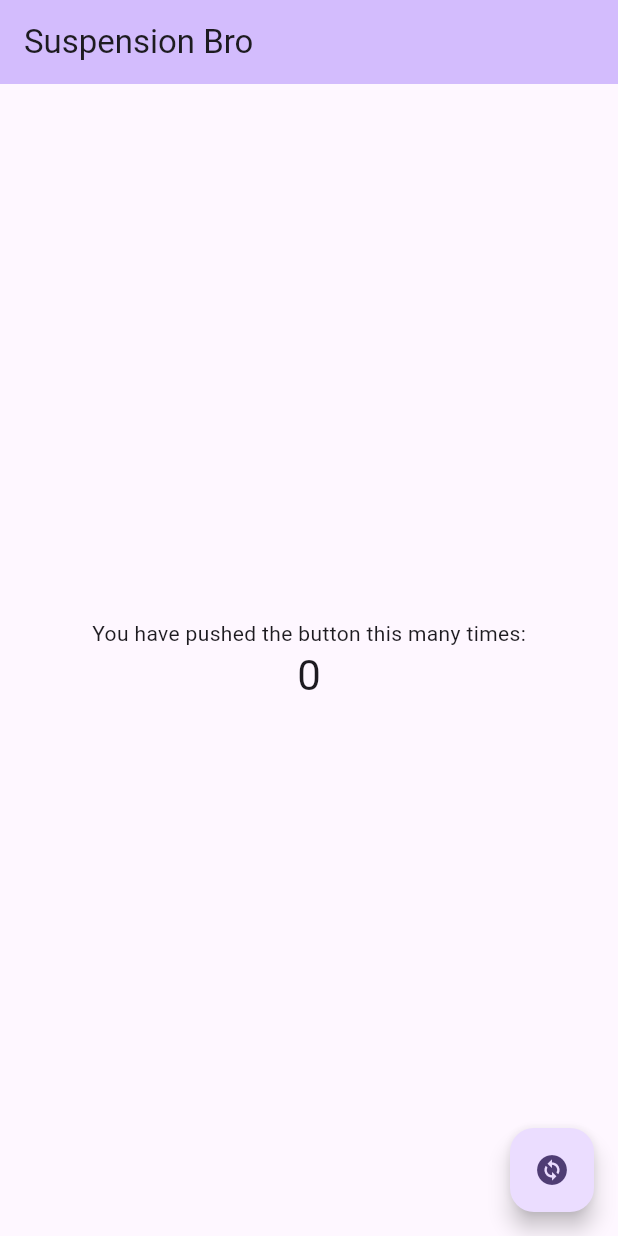
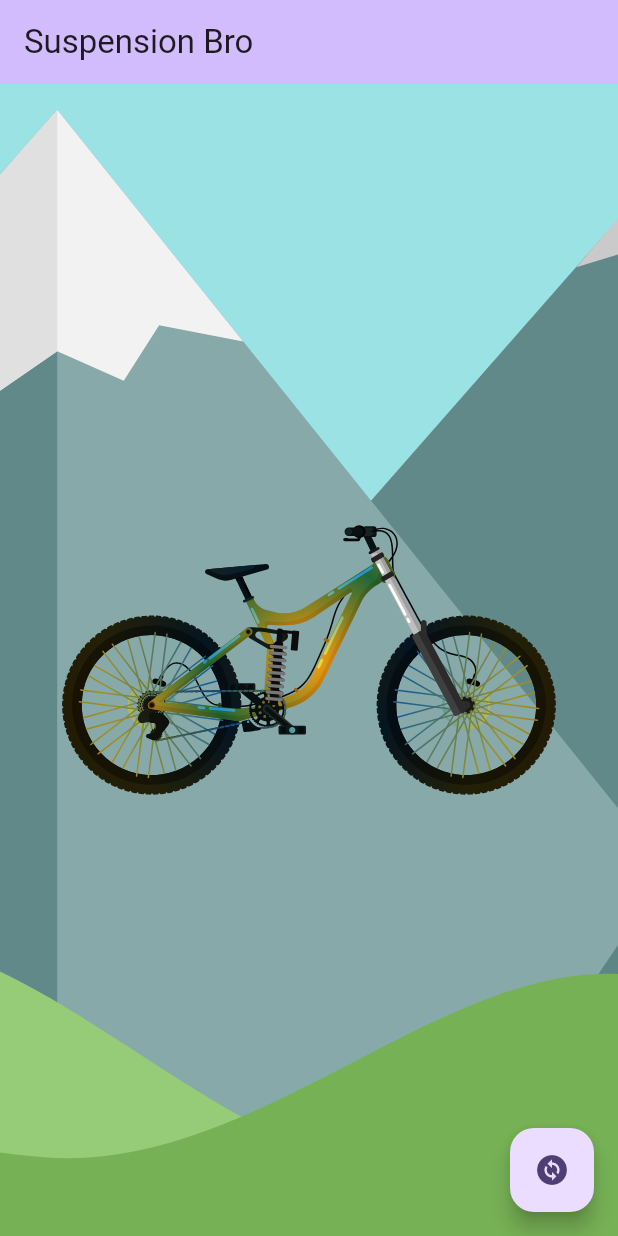
Before and after one commit to TigranOg/susp.bro.v2, a Flutter app: the screen it shows after launch, on a phone screen of 412 x 824 dp. Run offline on Flutter 3.47's test engine with Material 3 defaults, Android fonts, the phone set to English and light mode, and no system bars; our stand-ins replace flutter_bloc, flutter_svg.

Commit message:
added svg assets, main screen getting populate

```diff
--- a/lib/features/main_page/presentation/main_page_screen.dart
+++ b/lib/features/main_page/presentation/main_page_screen.dart
@@ -1,43 +1,69 @@
 import 'package:flutter/material.dart';
+import 'package:flutter_svg/flutter_svg.dart';
 import 'package:provider/provider.dart';
 import 'package:suspension_bro/ui_kit/theme_provider.dart';
 
+import 'widget/svg_bike_widget.dart';
+
 class MainPageScreen extends StatefulWidget {
-  const MainPageScreen({super.key});
+  final bool isPhone;
+
+  const MainPageScreen({required this.isPhone, super.key});
 
   @override
   State<MainPageScreen> createState() => _MainPageScreenState();
 }
 
-class _MainPageScreenState extends State<MainPageScreen> {
-  final int _counter = 0;
+class _MainPageScreenState extends State<MainPageScreen> with TickerProviderStateMixin {
+  late AnimationController _forkAnimationController, _shockAnimationController;
+  final Tween<double> _suspensionTween = Tween(begin: 1.2, end: 1);
+  final bool _showForkSetup = false;
+  final bool _showShockSetup = false;
 
-  void _changeTheme() {
-    final isBright = Theme.of(context).brightness == Brightness.light;
-    context.read<ThemeProvider>().changeTheme(isBright);
+  @override
+  void initState() {
+    super.initState();
+    _forkAnimationController = AnimationController(
+        duration: const Duration(milliseconds: 500), vsync: this);
+    _forkAnimationController.repeat(reverse: true);
+    _forkAnimationController.addStatusListener((status) {
+      if (AnimationStatus.reverse == status) {
+        if (!_showForkSetup) _forkAnimationController.reset();
+      }
+    });
+
+    _shockAnimationController = AnimationController(
+        duration: const Duration(milliseconds: 500), vsync: this);
+    _shockAnimationController.addStatusListener((status) {
+      if (AnimationStatus.reverse == status) {
+        if (!_showShockSetup) _shockAnimationController.reset();
+      }
+    });
   }
 
   @override
   Widget build(BuildContext context) {
-
     return Scaffold(
       appBar: AppBar(
         backgroundColor: Theme.of(context).colorScheme.inversePrimary,
-        title: Text("Suspension Bro"),
+        title: const Text("Suspension Bro"),
       ),
-      body: Center(
-        child: Column(
-          mainAxisAlignment: MainAxisAlignment.center,
-          children: <Widget>[
-            const Text(
-              'You have pushed the button this many times:',
+      body: Stack(
+        children: [
+          SvgPicture.asset(
+            'assets/svg/background_mountains.svg',
+            height: double.infinity,
+            width: double.infinity,
+            fit: BoxFit.cover,
+          ),
+          Align(
+            alignment: widget.isPhone ? Alignment.center : Alignment.centerLeft,
+            child: SvgBikeWidget(
+              forkAnimation: _getForkAnimation(),
+              shockAnimation: _getShockAnimation(),
             ),
-            Text(
-              '$_counter',
-              style: Theme.of(context).textTheme.headlineMedium,
-            ),
-          ],
-        ),
+          ),
+        ],
       ),
       floatingActionButton: FloatingActionButton(
         onPressed: _changeTheme,
@@ -46,4 +72,19 @@ class _MainPageScreenState extends State<MainPageScreen> {
       ), // This trailing comma makes auto-formatting nicer for build methods.
     );
   }
+
+  void _changeTheme() {
+    final isBright = Theme.of(context).brightness == Brightness.light;
+    context.read<ThemeProvider>().changeTheme(isBright);
+  }
+
+  Animation<double> _getForkAnimation() {
+    return _suspensionTween
+        .animate(CurvedAnimation(parent: _forkAnimationController, curve: Curves.easeInOutQuad));
+  }
+
+  Animation<double> _getShockAnimation() {
+    return _suspensionTween
+        .animate(CurvedAnimation(parent: _shockAnimationController, curve: Curves.easeInOutQuad));
+  }
 }
--- a/lib/features/main_page/presentation/presentation.dart
+++ b/lib/features/main_page/presentation/presentation.dart
@@ -1,2 +1,3 @@
 export 'main_page_screen.dart';
 export 'logic/logic.dart';
+export 'widget/widget.dart';
--- /dev/null
+++ b/lib/features/main_page/presentation/widget/svg_bike_widget.dart
@@ -0,0 +1,41 @@
+import 'package:flutter/material.dart';
+import 'package:flutter_svg/flutter_svg.dart';
+
+class SvgBikeWidget extends StatelessWidget {
+  final Animation<double> _forkAnimation;
+  final Animation<double> _shockAnimation;
+
+  const SvgBikeWidget({
+    super.key,
+    required Animation<double> forkAnimation,
+    required Animation<double> shockAnimation,
+  })  : _forkAnimation = forkAnimation,
+        _shockAnimation = shockAnimation;
+
+  @override
+  Widget build(BuildContext context) {
+    return Stack(
+      children: [
+        ShaderMask(
+          child:  SvgPicture.asset(
+            'assets/svg/bike.svg',
+            // color: Colors.blueGrey,
+          ),
+          shaderCallback: (bounds){
+            return const RadialGradient(
+                colors: [Colors.yellow, Colors.blue,Colors.yellow,Colors.orange]
+              // colors: [Colors.tealAccent, Colors.tealAccent,Colors.tealAccent,Colors.orange]
+            ).createShader(bounds);
+          },
+        ),
+        ScaleTransition(
+            scale: _forkAnimation,
+            child: SvgPicture.asset('assets/svg/fork.svg')),
+        ScaleTransition(
+          scale: _shockAnimation,
+          child: SvgPicture.asset('assets/svg/shock.svg'),
+        ),
+      ],
+    );
+  }
+}
--- /dev/null
+++ b/lib/features/main_page/presentation/widget/widget.dart
@@ -0,0 +1 @@
+export 'svg_bike_widget.dart';
--- a/lib/main.dart
+++ b/lib/main.dart
@@ -5,12 +5,14 @@
 import 'ui_kit/ui_kit.dart';
 
 void main() {
-  runApp(MultiProvider(
-    providers: [
-      ChangeNotifierProvider(create: (_) => ThemeProvider()),
-    ],
-    child: const MyApp(),
-  ),);
+  runApp(
+    MultiProvider(
+      providers: [
+        ChangeNotifierProvider(create: (_) => ThemeProvider()),
+      ],
+      child: const MyApp(),
+    ),
+  );
 }
 
 class MyApp extends StatelessWidget {
@@ -18,6 +20,9 @@
 
   @override
   Widget build(BuildContext context) {
+    final shortestSide = MediaQuery.of(context).size.shortestSide;
+    final isPhone = shortestSide < 600;
+
     return ChangeNotifierProvider(
       create: (_) => ThemeProvider(),
       builder: (context, child) {
@@ -28,7 +33,7 @@
             colorScheme: ColorScheme.fromSeed(seedColor: Colors.deepPurple),
           ),
           darkTheme: ThemeData.dark(),
-          home: const MainPageScreen(),
+          home: MainPageScreen(isPhone: isPhone),
         );
       },
     );
--- a/pubspec.yaml
+++ b/pubspec.yaml
@@ -38,6 +38,7 @@ dependencies:
 
   provider: ^6.1.1
   flutter_bloc: ^8.1.4
+  flutter_svg: ^2.0.10+1
 
 dev_dependencies:
   flutter_test:
@@ -62,8 +63,8 @@ flutter:
   uses-material-design: true
 
   # To add assets to your application, add an assets section, like this:
-  # assets:
-  #   - images/a_dot_burr.jpeg
+  assets:
+    - assets/svg/
   #   - images/a_dot_ham.jpeg
 
   # An image asset can refer to one or more resolution-specific "variants", see
```
Also changed, not shown: assets/svg/background_mountains.svg (added), assets/svg/bike.svg (added), assets/svg/fork.svg (added), assets/svg/just_fork.svg (added), assets/svg/just_frame.svg (added), assets/svg/just_shock.svg (added), assets/svg/shock.svg (added), pubspec.lock.
